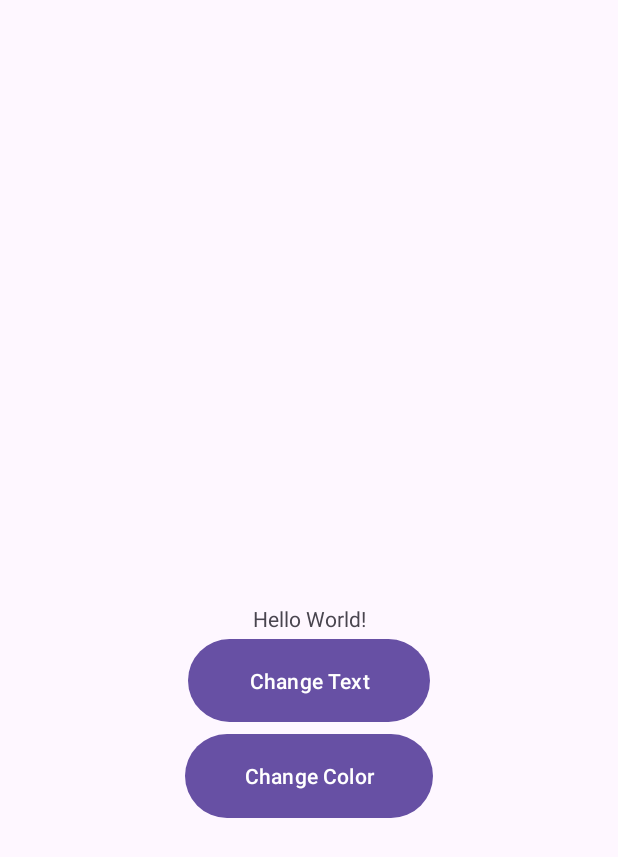
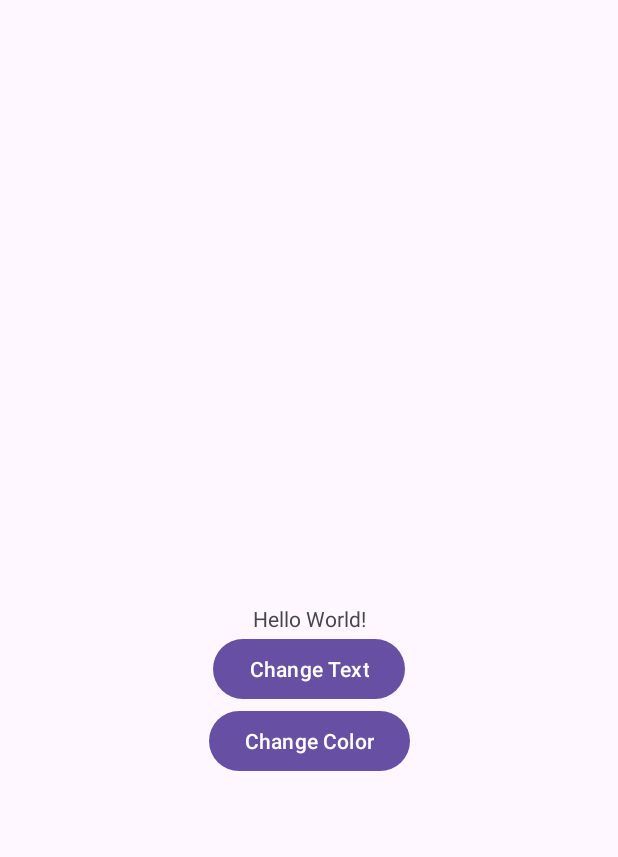
Before and after one commit to MatasKornelijusVanagas/PD1_Mob_Matas, an Android app: the screen it shows after launch (MainActivity), on a phone screen of 412 x 824 dp. Shown: the top 857 px of the screen. Run offline under Robolectric (Android 15) with nearby library versions, the phone set to English and light mode, and no system bars.

Commit message:
Revert "Made the Buttons Bigger"
This reverts commit 85b2862fad4d94f86d61c3e1730ef56dd83e9550.

```diff
--- a/app/src/main/res/layout/activity_main.xml
+++ b/app/src/main/res/layout/activity_main.xml
@@ -19,20 +19,20 @@
 
     <Button
         android:id="@+id/btnChangeText"
-        android:layout_width="161dp"
-        android:layout_height="63dp"
+        android:layout_width="wrap_content"
+        android:layout_height="wrap_content"
+        android:text="Change Text"
         android:onClick="onBtnChangeText"
-        android:text="Change Text"
         app:layout_constraintEnd_toEndOf="parent"
         app:layout_constraintStart_toStartOf="parent"
         app:layout_constraintTop_toBottomOf="@+id/tvChangeText" />
 
     <Button
         android:id="@+id/btnChangeColor"
-        android:layout_width="165dp"
-        android:layout_height="64dp"
+        android:layout_width="wrap_content"
+        android:layout_height="wrap_content"
+        android:text="Change Color"
         android:onClick="onBtnChangeColor"
-        android:text="Change Color"
         app:layout_constraintEnd_toEndOf="parent"
         app:layout_constraintStart_toStartOf="parent"
         app:layout_constraintTop_toBottomOf="@+id/btnChangeText" />
```
